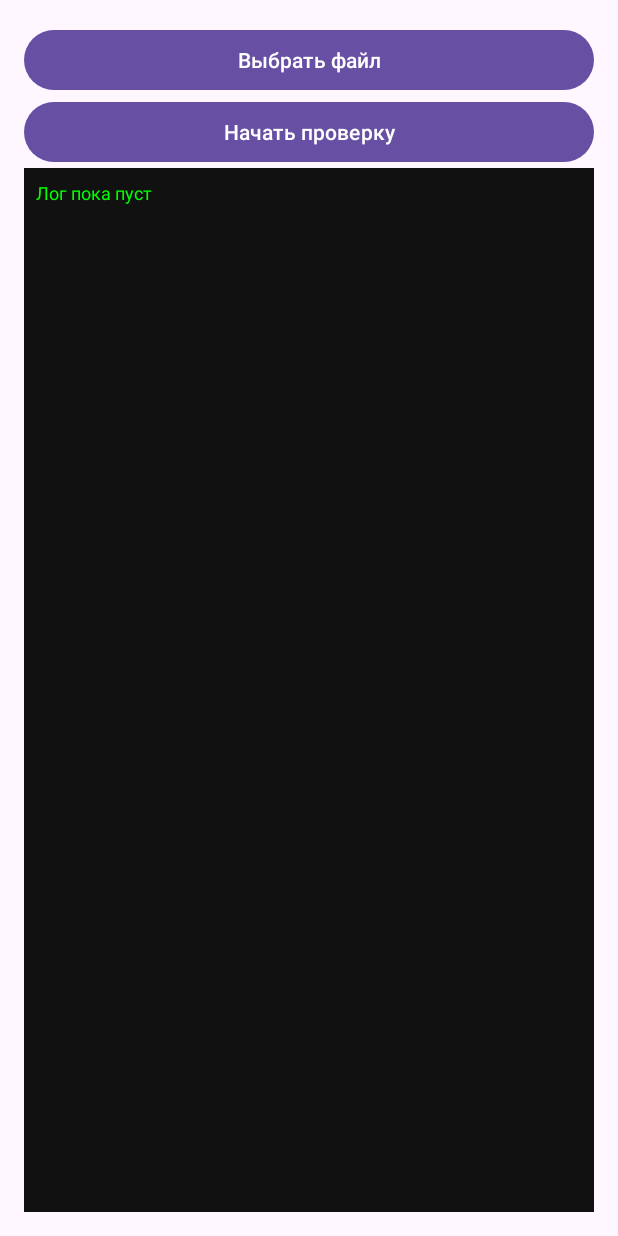
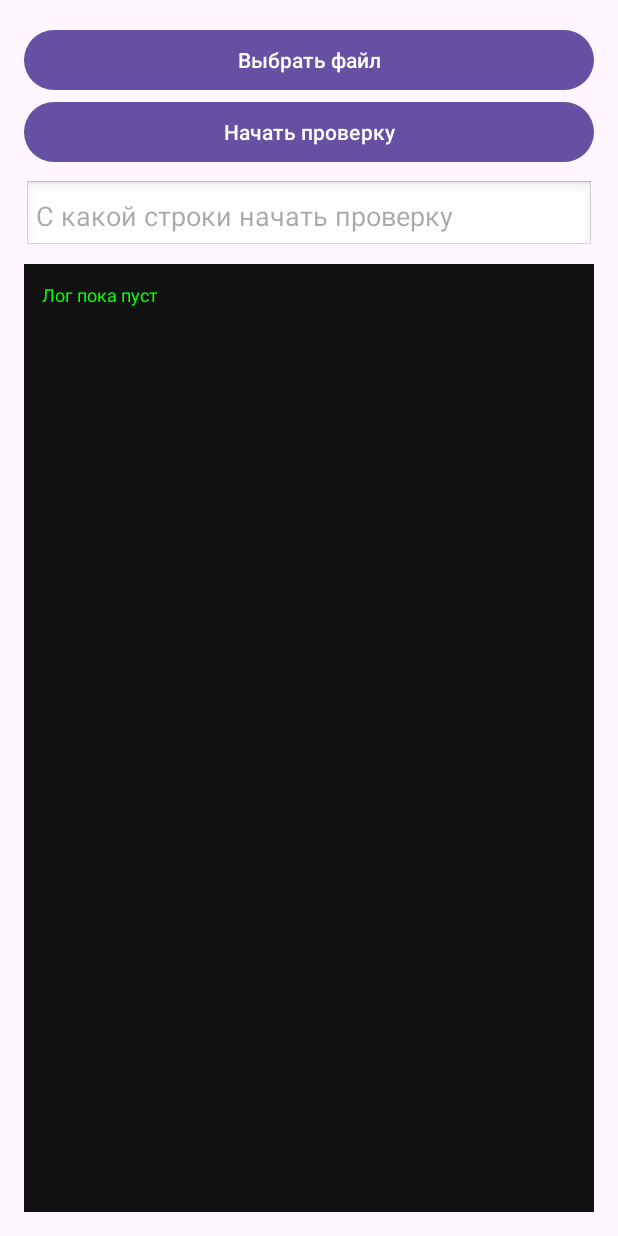
Before and after one commit to k1ra-xD/scaner_port_cheker, an Android app: the screen it shows after launch (MainActivity), on a phone screen of 412 x 824 dp. Run offline under Robolectric (Android 15) with nearby library versions, the phone set to English and light mode, and no system bars.

Commit message:
обнова 3.2(надо проверить)

```diff
--- a/app/src/main/java/com/example/ip/NotificationHelper.java
+++ b/app/src/main/java/com/example/ip/NotificationHelper.java
@@ -57,7 +57,7 @@ public class NotificationHelper {
 
         Notification notification = new NotificationCompat.Builder(context, CHANNEL_ID)
                 .setContentTitle("Сканирование завершено")
-                .setContentText("✅ Все IP были проверены")
+                .setContentText("✅ Все IP были проверены (см. лог)")
                 .setSmallIcon(android.R.drawable.stat_sys_download_done)
                 .setPriority(NotificationCompat.PRIORITY_DEFAULT) // 📌 явное уведомление
                 .setAutoCancel(true)
--- a/app/src/main/res/layout/activity_main.xml
+++ b/app/src/main/res/layout/activity_main.xml
@@ -17,20 +17,34 @@
         android:layout_height="wrap_content"
         android:text="Начать проверку" />
 
+    <!-- Поле для выбора строки -->
+    <EditText
+        android:id="@+id/etStartRow"
+        android:layout_width="match_parent"
+        android:layout_height="wrap_content"
+        android:hint="С какой строки начать проверку"
+        android:inputType="number"
+        android:layout_marginTop="8dp"
+        android:padding="8dp"
+        android:background="@android:drawable/edit_text"
+        android:textColor="#000000" />
+
+
     <!-- Оборачиваем в ScrollView -->
     <ScrollView
         android:layout_width="match_parent"
         android:layout_height="0dp"
         android:layout_weight="1"
         android:background="#111"
-        android:fillViewport="true">
+        android:fillViewport="true"
+        android:layout_marginTop="8dp">
 
         <TextView
             android:id="@+id/tvOutput"
             android:layout_width="match_parent"
             android:layout_height="wrap_content"
             android:textColor="#0f0"
-            android:padding="8dp"
+            android:padding="12dp"
             android:textSize="12sp"
             android:scrollbars="vertical"
             android:focusable="true"
```
Also changed, not shown: app/src/main/java/com/example/ip/ExcelWriter.java (+20 -1 lines), app/src/main/java/com/example/ip/FileHelper.java (+13 -1 lines), app/src/main/java/com/example/ip/MainActivity.java (+15 -0 lines), app/src/main/java/com/example/ip/PortScanner.java (+10 -16 lines), app/src/main/java/com/example/ip/ScanWorker.java (+17 -2 lines).
